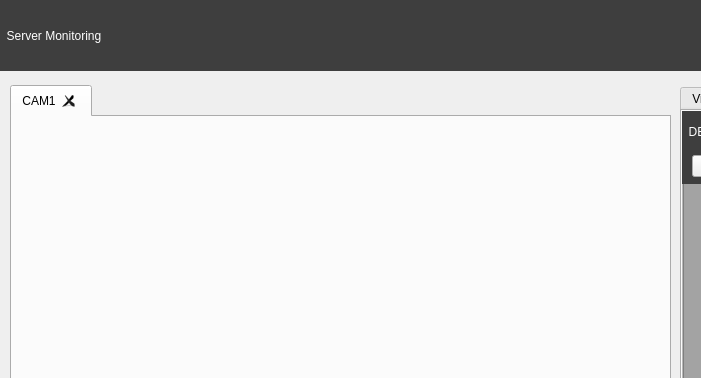
Qt form highpassQ/videostream.ui (VedaHighPass/veda-qt-highpass-server) before a commit; both pictures show x 0 to 701 and y 0 to 378 of the 1080 by 720 pixel window.
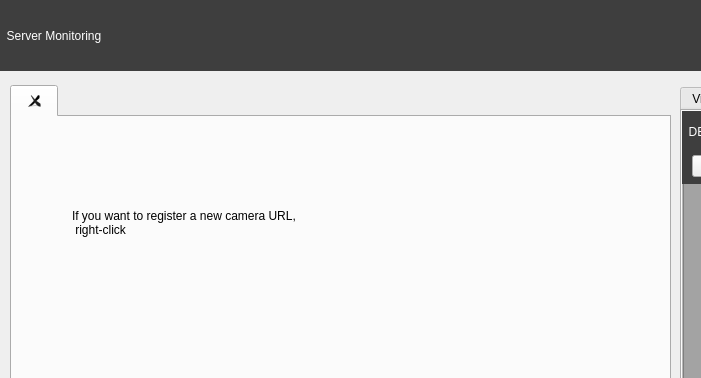
The same form after that commit. The open tabs and pages were chosen to show the change.

Diff of the .ui file:
```diff
--- a/highpassQ/videostream.ui
+++ b/highpassQ/videostream.ui
@@ -252,8 +252,25 @@
    </property>
    <widget class="QWidget" name="CAM1">
     <attribute name="title">
-     <string>CAM1</string>
+     <string/>
     </attribute>
+    <widget class="QLabel" name="label_4">
+     <property name="geometry">
+      <rect>
+       <x>60</x>
+       <y>10</y>
+       <width>491</width>
+       <height>191</height>
+      </rect>
+     </property>
+     <property name="styleSheet">
+      <string notr="true">font: bold 15pt &quot;Sans Serif&quot;;</string>
+     </property>
+     <property name="text">
+      <string>If you want to register a new camera URL,
+ right-click</string>
+     </property>
+    </widget>
    </widget>
   </widget>
   <zorder>tabWidget_2</zorder>
```
Left out of the diff: 2 changed lines with no effect on the pictures.
